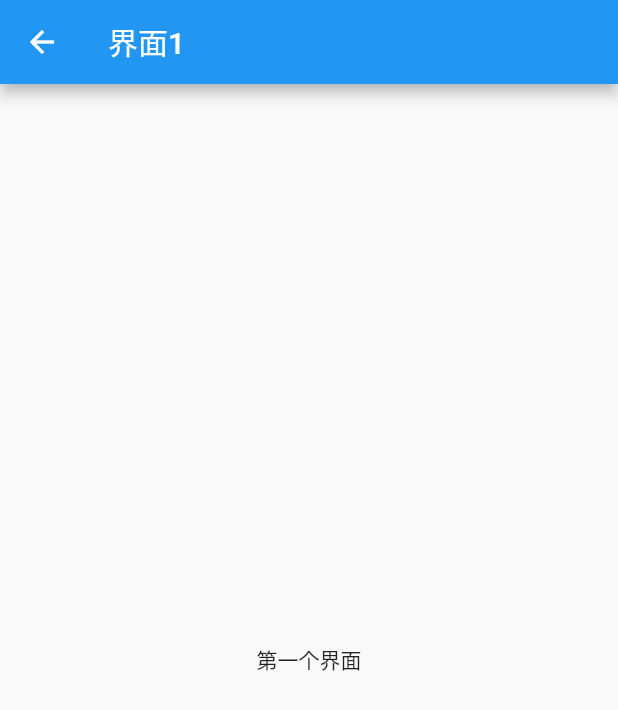
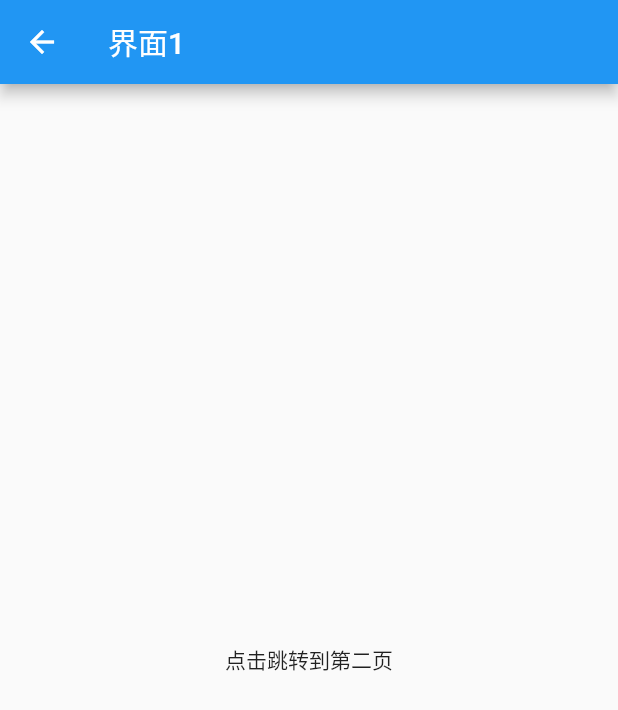
Before and after one commit to 0730chen/Flutter-, a Flutter app: the FirstPage screen opened by its route, on a phone screen of 412 x 824 dp. Shown: the top 710 px of the screen. Run offline on Flutter 3.47's test engine with Material 2 defaults, Android fonts, the phone set to English and light mode, and no system bars.

Commit message:
Flutter的路由管理

```diff
--- a/lib/first.dart
+++ b/lib/first.dart
@@ -15,7 +15,10 @@ class _FirstPageState extends State<FirstPage> {
         title: new Text("界面1"),
       ),
       body: new Center(
-        child: new Text("第一个界面"),
+        child: new FlatButton(
+            onPressed:() => Navigator.of(context).pushNamed('/seconed'),
+            child: new Text('点击跳转到第二页')
+        )
       )
     );
   }
--- a/lib/second.dart
+++ b/lib/second.dart
@@ -13,9 +13,9 @@ class _secondPageState extends State<secondPage> {
         title: new Text("界面二"),
       ),
       body: new Center(
-        child: new Text("第二个界面"),
-      ),
+          child: new FlatButton(
+              onPressed: () => Navigator.of(context).pushNamed('/third'),
+              child: new Text("跳转到第三页"))),
     );
-
   }
 }
```
